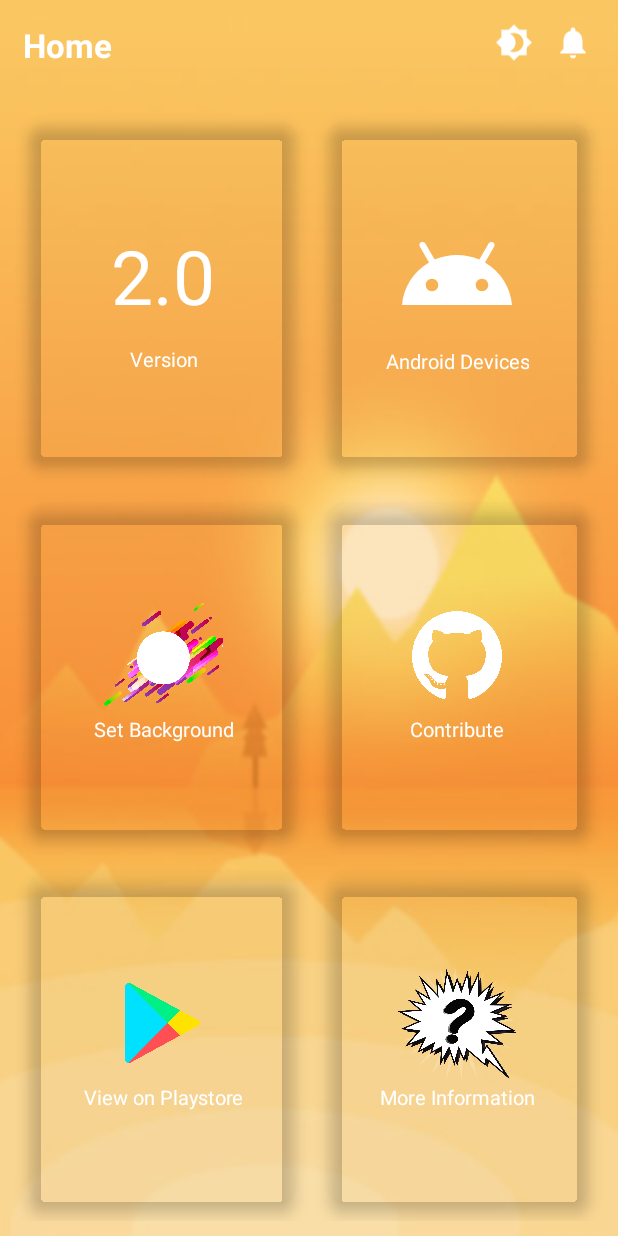
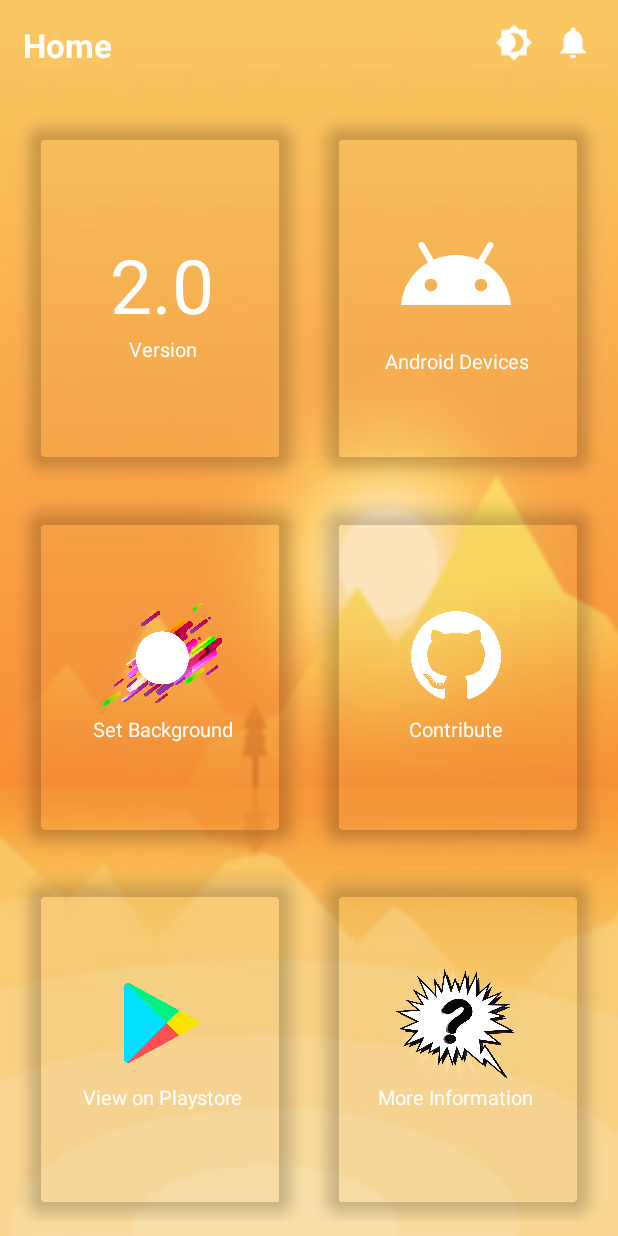
Before and after one commit to N1234P/CryptoSmartWidgetApp, an Android app: the screen it shows after launch (MainActivity), on a phone screen of 412 x 824 dp. Run offline under Robolectric (Android 15) with nearby library versions, the phone set to English and light mode, and no system bars.

Commit message:
fixed UI/made more responsive and actually is visible on certain devices, changed app name to "Crypto Smart Widget", made it vertical mode only

```diff
--- a/app/build.gradle
+++ b/app/build.gradle
@@ -10,7 +10,7 @@ android {
         applicationId "com.crypto.CryptoSmartWidget"
         minSdk 28
         targetSdk 32
-        versionCode 4
+        versionCode 5
         versionName "1.0"
 
         testInstrumentationRunner "androidx.test.runner.AndroidJUnitRunner"
@@ -43,4 +43,7 @@ dependencies {
     androidTestImplementation 'androidx.test.espresso:espresso-core:3.4.0'
     implementation 'androidx.cardview:cardview:1.0.0'
     implementation 'com.github.chivorns:smartmaterialspinner:1.5.0'
+    implementation "androidx.constraintlayout:constraintlayout:2.1.4"
+    // To use constraintlayout in compose
+    implementation "androidx.constraintlayout:constraintlayout-compose:1.0.1"
 }
--- a/app/src/main/res/layout/activity_main.xml
+++ b/app/src/main/res/layout/activity_main.xml
@@ -61,11 +61,12 @@
         android:layout_margin="10dp"
         android:columnCount="2"
         android:rowCount="3"
+
         >
 
         <androidx.cardview.widget.CardView
             android:id="@+id/chain_card"
-            android:layout_width="wrap_content"
+            android:layout_width="0dp"
             android:layout_height="wrap_content"
 
             android:layout_gravity="fill"
@@ -89,12 +90,12 @@
 
                 <TextView
                     android:layout_width="wrap_content"
-                    android:layout_height="80dp"
+                    android:layout_height="wrap_content"
                     android:layout_gravity="center"
                     android:layout_marginTop="5dp"
                     android:text="2.0"
                     android:textColor="@color/white"
-                    android:textSize="50dp"
+                    android:textSize="50sp"
                     android:src="@drawable/blockchain_background"/>
 
                 <TextView
@@ -109,7 +110,7 @@
 
         </androidx.cardview.widget.CardView>
         <androidx.cardview.widget.CardView
-            android:layout_width="wrap_content"
+            android:layout_width="0dp"
             android:layout_height="wrap_content"
 
             android:layout_gravity="fill"
@@ -149,20 +150,19 @@
         </androidx.cardview.widget.CardView>
 
 
-
         <androidx.cardview.widget.CardView
             android:id="@+id/background_id"
-            android:layout_width="wrap_content"
+            android:layout_width="0dp"
             android:layout_height="wrap_content"
 
+            android:layout_row="1"
+            android:layout_rowWeight="1"
+            android:layout_column="0"
+            android:layout_columnWeight="1"
             android:layout_gravity="fill"
-            android:layout_columnWeight="1"
-            android:layout_rowWeight="1"
-            android:layout_row="1"
-            android:layout_column="0"
+            app:cardBackgroundColor="@color/cardview_shadow_end_color"
             app:cardCornerRadius="12dp"
             app:cardElevation="6dp"
-            app:cardBackgroundColor="@color/cardview_shadow_end_color"
             app:cardUseCompatPadding="true">
 
             <LinearLayout
@@ -175,14 +175,14 @@
                 <ImageView
                     android:layout_width="80dp"
                     android:layout_height="80dp"
-                    android:src="@drawable/customize_bg"/>
+                    android:src="@drawable/customize_bg" />
 
                 <TextView
                     android:layout_width="wrap_content"
                     android:layout_height="wrap_content"
                     android:text="Set Background"
+                    android:textAlignment="center"
                     android:textColor="#FFFFFF"
-                    android:textAlignment="center"
                     android:textSize="13sp" />
 
             </LinearLayout>
@@ -192,7 +192,7 @@
         <androidx.cardview.widget.CardView
             android:tag="https://github.com/N1234P/CryptoSmartWidgetApp"
             android:onClick="openWebPage"
-            android:layout_width="wrap_content"
+            android:layout_width="0dp"
             android:layout_height="wrap_content"
 
             android:layout_gravity="fill"
@@ -232,7 +232,7 @@
 
             android:onClick="openWebPage"
             android:tag="https://play.google.com/store/apps/details?id=com.crypto.CryptoSmartWidget"
-            android:layout_width="wrap_content"
+            android:layout_width="0dp"
             android:layout_height="wrap_content"
 
             android:layout_gravity="fill"
@@ -272,7 +272,7 @@
         </androidx.cardview.widget.CardView>
 
         <androidx.cardview.widget.CardView
-            android:layout_width="wrap_content"
+            android:layout_width="0dp"
             android:layout_height="wrap_content"
             android:id="@+id/manual_id"
             android:layout_gravity="fill"
--- a/app/src/main/res/values/strings.xml
+++ b/app/src/main/res/values/strings.xml
@@ -1,5 +1,5 @@
 <resources>
-    <string name="app_name">crypto_bsc_widget</string>
+    <string name="app_name">Crypto Smart Widget</string>
 
 
     <string name="title_activity_manual">ManualActivity</string>
```
Also changed, not shown: app/src/main/AndroidManifest.xml (+10 -5 lines).
